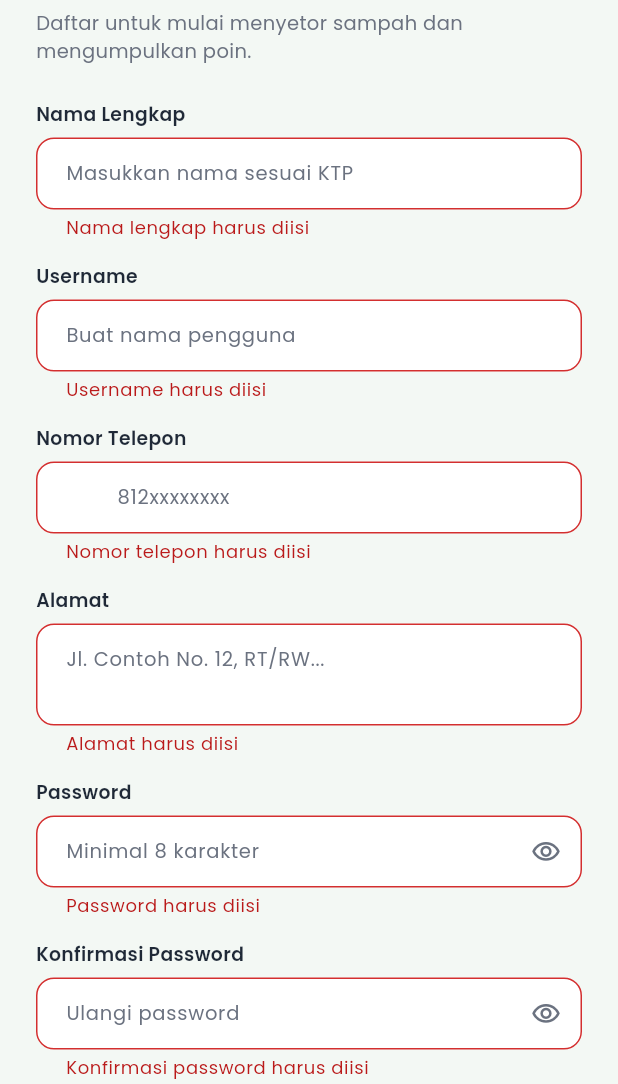
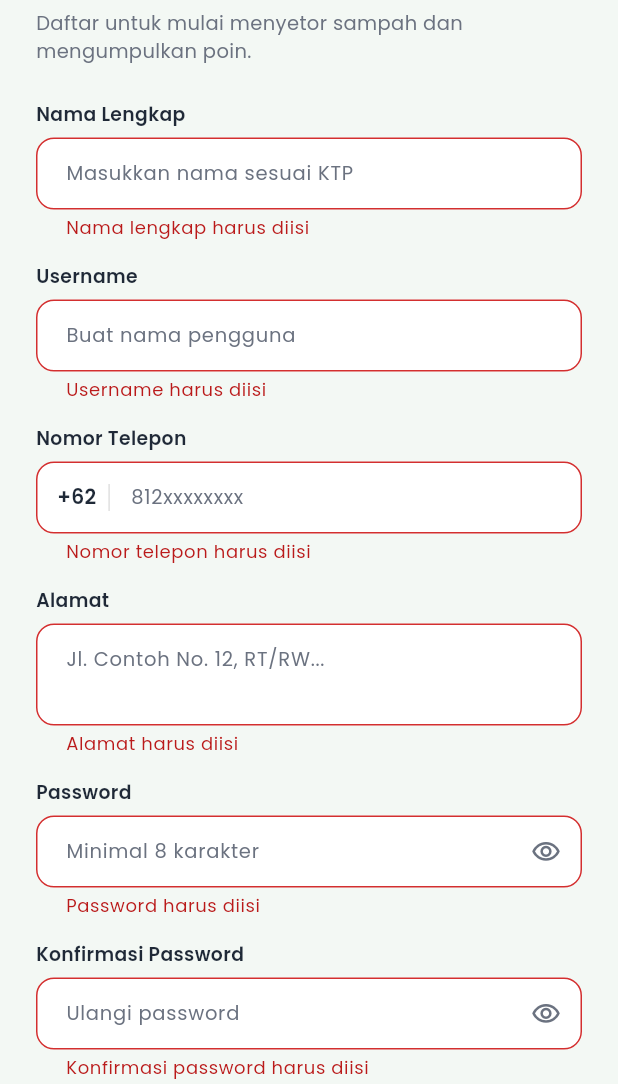
Before and after one commit to dhianaaa/Sirkula_UKK_Mobile_App, a Flutter app: the RegisterScreen screen opened by its route, after a tap on "Daftar", on a phone screen of 412 x 824 dp, the part 152-1236 px from its top. Run offline on Flutter 3.47's test engine with Material 3 defaults, Android fonts, the phone set to English and light mode, and no system bars; our stand-ins replace shared_preferences; accounts and stored records are empty.

Commit message:
feat: configure CocoaPods for iOS and macOS, update register screen phone input, and add API tests

```diff
--- /dev/null
+++ b/devtools_options.yaml
@@ -0,0 +1,3 @@
+description: This file stores settings for Dart & Flutter DevTools.
+documentation: https://docs.flutter.dev/tools/devtools/extensions#configure-extension-enablement-states
+extensions:
--- a/lib/config/app_theme.dart
+++ b/lib/config/app_theme.dart
@@ -35,7 +35,7 @@ class AppTheme {
       colorScheme: ColorScheme.fromSeed(
         seedColor: AppColors.primary,
         primary: AppColors.primary,
-        background: AppColors.background,
+        surface: AppColors.background,
       ),
       appBarTheme: const AppBarTheme(
         backgroundColor: AppColors.background,
--- a/lib/views/register_screen.dart
+++ b/lib/views/register_screen.dart
@@ -44,8 +44,16 @@ class _RegisterScreenState extends State<RegisterScreen> {
   Future<void> _submitRegister() async {
     if (!_formKey.currentState!.validate()) return;
 
-    // Nomor telepon digabung dengan kode negara +62 sesuai tampilan UI.
-    final telpFinal = "+62${_telp.text.trim()}";
+    // Pastikan format nomor telepon valid (contoh: 081234567890)
+    String cleanPhone = _telp.text.trim();
+    if (cleanPhone.startsWith('+62')) {
+      cleanPhone = cleanPhone.substring(3);
+    } else if (cleanPhone.startsWith('62')) {
+      cleanPhone = cleanPhone.substring(2);
+    } else if (cleanPhone.startsWith('0')) {
+      cleanPhone = cleanPhone.substring(1);
+    }
+    final telpFinal = '0$cleanPhone';
 
     final result = await _authController.registerNasabah(
       username: _username.text.trim(),
@@ -153,9 +161,31 @@ class _RegisterScreenState extends State<RegisterScreen> {
                   label: "Nomor Telepon",
                   hint: "812xxxxxxxx",
                   controller: _telp,
-                  prefixText: "+62  ",
                   keyboardType: TextInputType.phone,
                   validator: Validators.phone,
+                  prefixWidget: Container(
+                    padding: const EdgeInsets.only(left: 14, right: 10),
+                    child: Row(
+                      mainAxisSize: MainAxisSize.min,
+                      children: [
+                        const Text(
+                          "+62",
+                          style: TextStyle(
+                            fontFamily: 'Poppins',
+                            fontSize: 13.5,
+                            fontWeight: FontWeight.w600,
+                            color: AppColors.textPrimary,
+                          ),
+                        ),
+                        const SizedBox(width: 8),
+                        Container(
+                          width: 1,
+                          height: 18,
+                          color: AppColors.border,
+                        ),
+                      ],
+                    ),
+                  ),
                 ),
                 AppTextField(
                   label: "Alamat",
--- a/lib/widgets/alert.dart
+++ b/lib/widgets/alert.dart
@@ -10,7 +10,7 @@ import 'package:sirkula_banksampah/config/app_theme.dart';
 class AlertMessage {
   void showAlert(BuildContext context, String message, bool status) {
     final Color fillColor =
-        status ? AppColors.primaryLight.withOpacity(0.35) : Colors.red[100]!;
+        status ? AppColors.primaryLight.withValues(alpha: 0.35) : Colors.red[100]!;
     final Color borderColor = status ? AppColors.success : AppColors.error;
     final IconData icon =
         status ? Icons.check_circle_outline : Icons.error_outline;
--- a/lib/widgets/app_button.dart
+++ b/lib/widgets/app_button.dart
@@ -30,7 +30,7 @@ class AppButton extends StatelessWidget {
         style: ElevatedButton.styleFrom(
           backgroundColor: color ?? AppColors.primary,
           foregroundColor: Colors.white,
-          disabledBackgroundColor: (color ?? AppColors.primary).withOpacity(0.6),
+          disabledBackgroundColor: (color ?? AppColors.primary).withValues(alpha: 0.6),
           shape: RoundedRectangleBorder(
             borderRadius: BorderRadius.circular(12),
           ),
--- a/lib/widgets/app_text_field.dart
+++ b/lib/widgets/app_text_field.dart
@@ -12,6 +12,7 @@ class AppTextField extends StatelessWidget {
   final String? hint;
   final TextEditingController controller;
   final IconData? prefixIcon;
+  final Widget? prefixWidget;
   final String? prefixText;
   final Widget? suffixIcon;
   final bool obscureText;
@@ -25,6 +26,7 @@ class AppTextField extends StatelessWidget {
     required this.controller,
     this.hint,
     this.prefixIcon,
+    this.prefixWidget,
     this.prefixText,
     this.suffixIcon,
     this.obscureText = false,
@@ -60,8 +62,12 @@ class AppTextField extends StatelessWidget {
             decoration: InputDecoration(
               hintText: hint,
               prefixText: prefixText,
-              prefixIcon: prefixIcon != null
-                  ? Icon(prefixIcon, size: 20, color: AppColors.textSecondary)
+              prefixIcon: prefixWidget ??
+                  (prefixIcon != null
+                      ? Icon(prefixIcon, size: 20, color: AppColors.textSecondary)
+                      : null),
+              prefixIconConstraints: prefixWidget != null
+                  ? const BoxConstraints(minWidth: 0, minHeight: 0)
                   : null,
               suffixIcon: suffixIcon,
             ),
```
Also changed, not shown: lib/models/user_login_model.dart (+53 -16 lines), lib/services/auth_services.dart (+22 -31 lines), lib/services/url.dart (+18 -3 lines), pubspec.lock, 11 other files.
